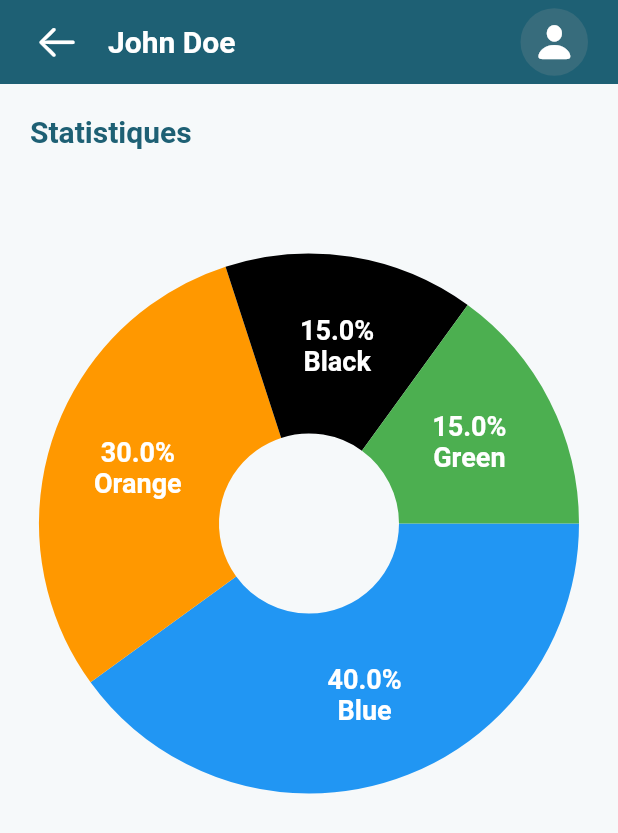
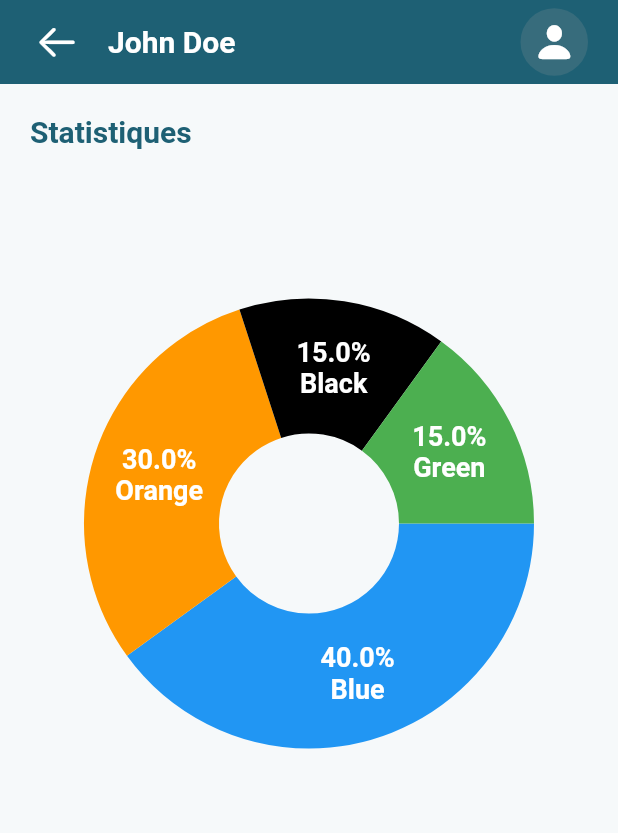
Before and after one commit to Keep-project/frontend-pharmacy, a Flutter app: the DashbordScreen screen opened by its route, on a phone screen of 412 x 824 dp. Shown: the top 833 px of the screen. Run offline on Flutter 3.47's test engine with Material 2 defaults, Android fonts, the phone set to English and light mode, and no system bars; drawn by our look-alikes of fl_chart; our stand-ins replace dio, get, google_maps_flutter, shared_preferences; accounts and stored records are empty.

```diff
--- a/lib/screens/dashbord/components/pie_data.dart
+++ b/lib/screens/dashbord/components/pie_data.dart
@@ -28,7 +28,7 @@ List<PieChartSectionData> getSections() => PieData.data.asMap().map<int, PieChar
     color: data.color,
     value: data.percent,
     title: "${data.percent}%\n${data.name}",
-    radius: 120,
+    radius: 90,
     titleStyle: const TextStyle(
       color: kWhiteColor,
       fontSize: 18,
```
